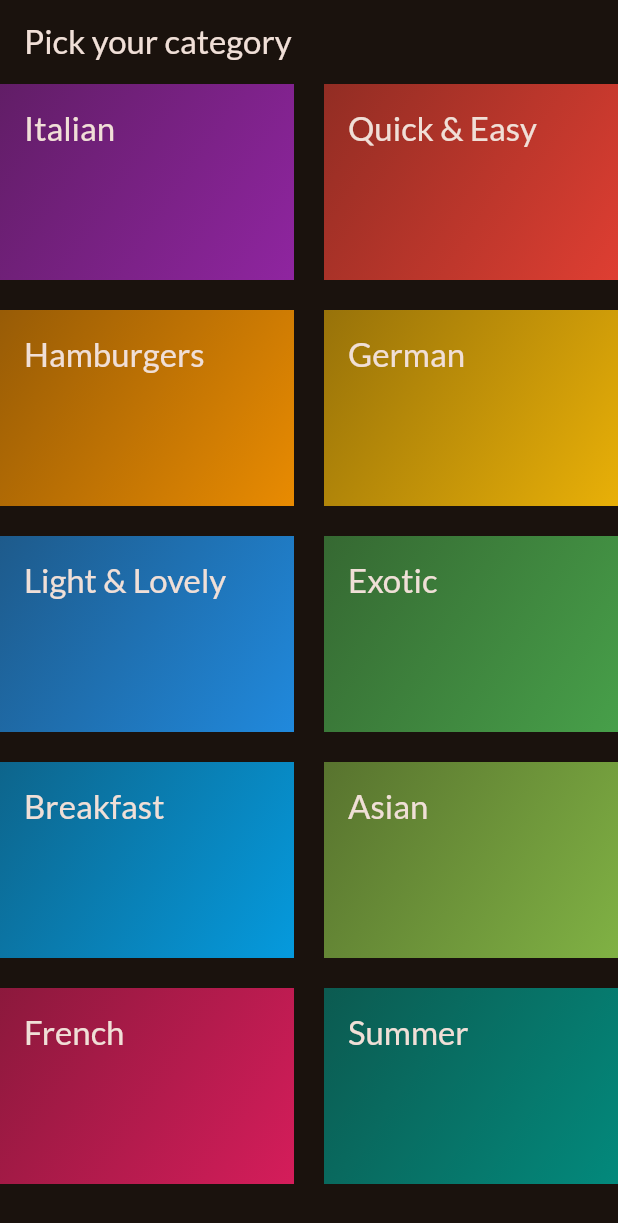
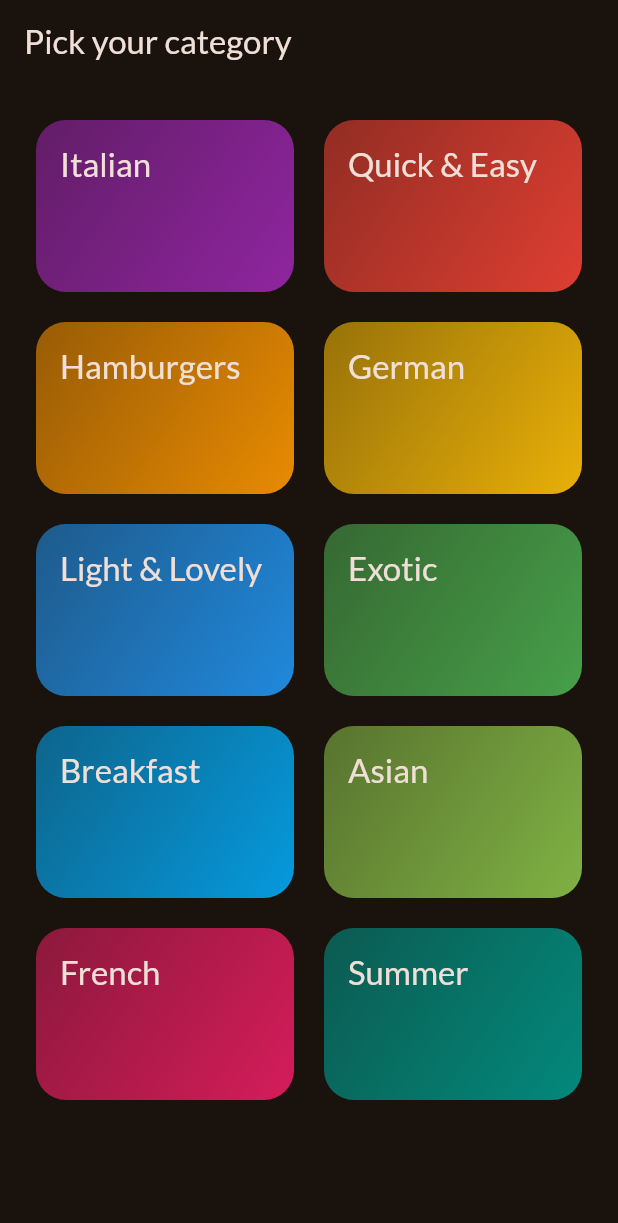
Before and after one commit to jacob-macleod/Recipe-App, a Flutter app: the screen it shows after launch, on a phone screen of 412 x 824 dp. Shown: the top 1223 px of the screen. Run offline on Flutter 3.47's test engine with Material 2 defaults, Android fonts, the phone set to English and light mode, and no system bars; our stand-ins replace google_fonts.

Commit message:
Added further styling

```diff
--- a/lib/screens/categories.dart
+++ b/lib/screens/categories.dart
@@ -12,6 +12,7 @@ class CategoriesScreen extends StatelessWidget {
         title: const Text("Pick your category"),
       ),
       body: GridView(
+        padding: const EdgeInsets.all(24),
         gridDelegate: const SliverGridDelegateWithFixedCrossAxisCount(
           crossAxisCount: 2,
           childAspectRatio: 3 / 2,
--- a/lib/widgets/category_grid_item.dart
+++ b/lib/widgets/category_grid_item.dart
@@ -18,6 +18,7 @@ class CategoryGridItem extends StatelessWidget {
           begin: Alignment.topLeft,
           end: Alignment.bottomRight,
         ),
+        borderRadius: const BorderRadius.all(Radius.circular(20)),
       ),
       child: Text(
         category.title,
```
